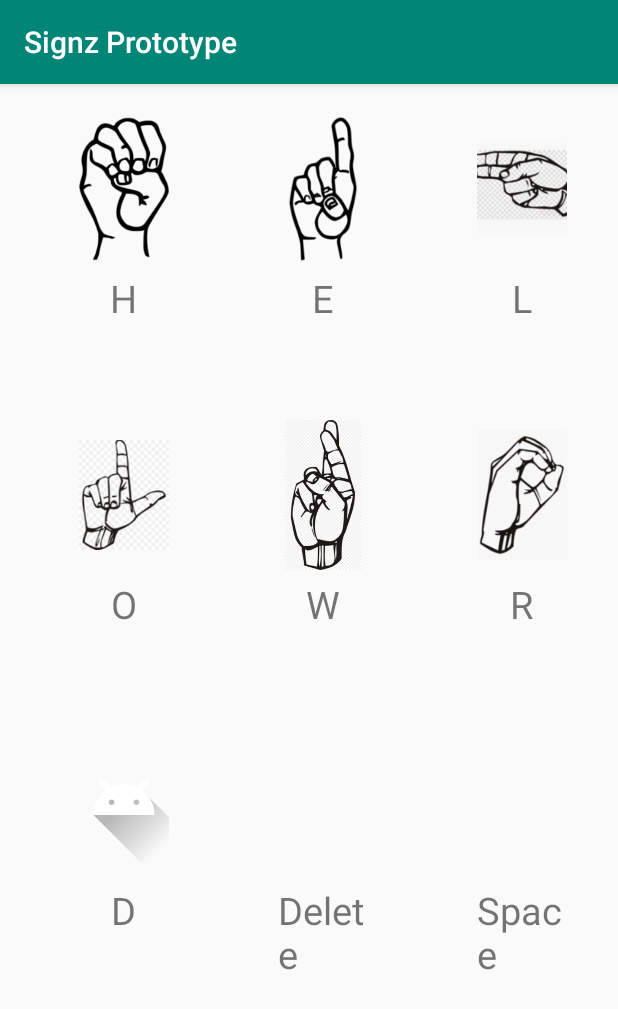
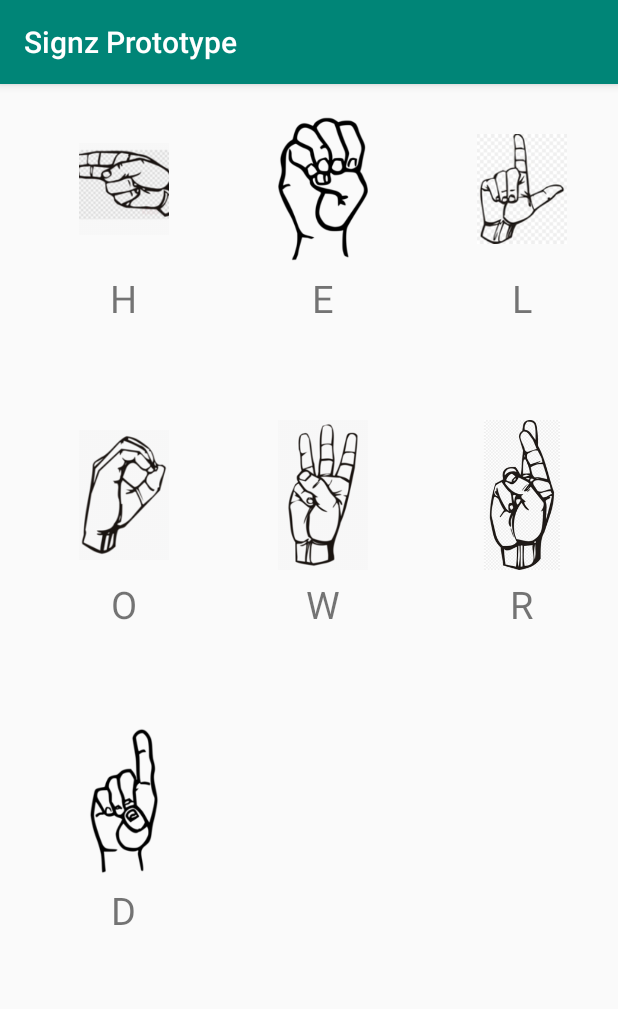
Before and after one commit to Danne95/Signz, an Android app: the SupporterActivity screen opened directly, with no data from a screen before it, on a phone screen of 412 x 824 dp. Shown: the top 1009 px of the screen. Run offline under Robolectric (Android 15) with nearby library versions, the light colour scheme and no system bars.

Commit message:
Supporter activity is fixed

```diff
--- a/app/src/main/java/com/example/hands_showprototype/MainAdapter.java
+++ b/app/src/main/java/com/example/hands_showprototype/MainAdapter.java
@@ -22,7 +22,7 @@ public class MainAdapter extends BaseAdapter {
     }
     @Override
     public int getCount() {
-        return this.lettersNames.length;
+        return this.numberImages.length;
     }
 
     @Override
@@ -37,6 +37,7 @@ public class MainAdapter extends BaseAdapter {
 
     @Override
     public View getView(int i, View view, ViewGroup viewGroup) {
+
         if(inflater==null)
             inflater=(LayoutInflater) context.getSystemService(Context.LAYOUT_INFLATER_SERVICE);
         if(view==null)
@@ -45,7 +46,7 @@ public class MainAdapter extends BaseAdapter {
         ImageView imageView=view.findViewById(R.id.image_View);
         TextView textView=view.findViewById(R.id.text_view);
 
-        imageView.setImageResource(numberImages[i]-1);
+        imageView.setImageResource(numberImages[i]);
         textView.setText(lettersNames[i]);
         return view;
     }
```
